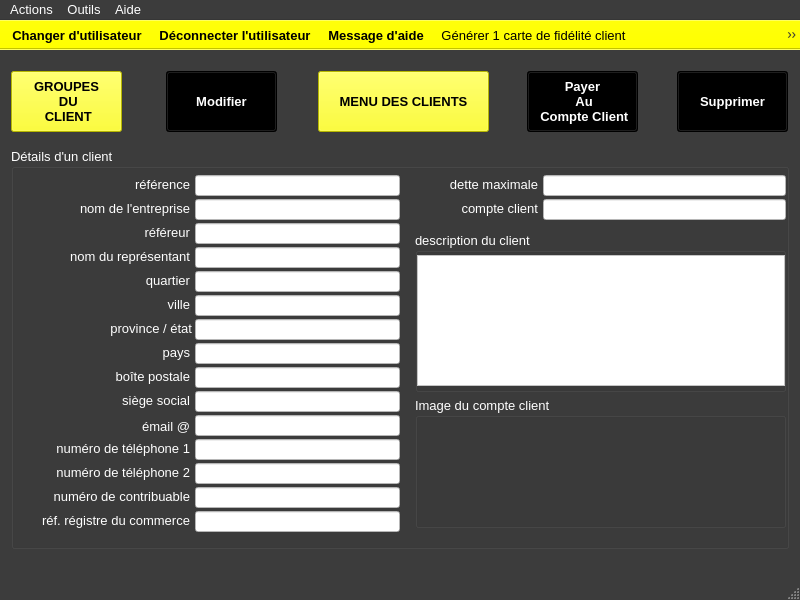
Old version of the form ui/crm/details/yeroth-erp-clients-detail-window.ui in the repository xnoumbissinoundou/yeroth-erp-3.0.
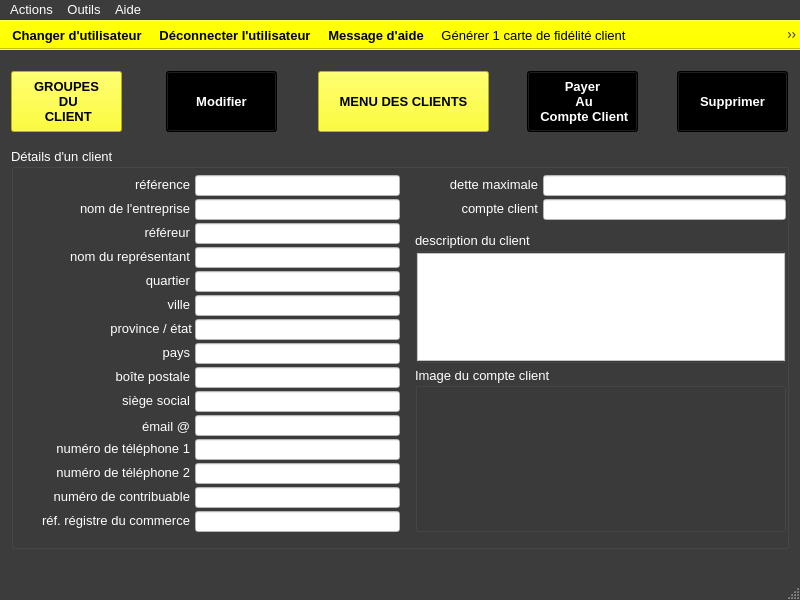
New version of the form. Icons and pictures are not drawn. Custom widgets are drawn as their Qt base class.

Patch:
```diff
--- a/ui/crm/details/yeroth-erp-clients-detail-window.ui
+++ b/ui/crm/details/yeroth-erp-clients-detail-window.ui
@@ -6422,7 +6422,7 @@
        <x>404</x>
        <y>84</y>
        <width>371</width>
-       <height>160</height>
+       <height>131</height>
       </rect>
      </property>
      <property name="font">
@@ -6439,9 +6439,9 @@
       <property name="geometry">
        <rect>
         <x>2</x>
-        <y>23</y>
+        <y>21</y>
         <width>368</width>
-        <height>131</height>
+        <height>108</height>
        </rect>
       </property>
       <property name="palette">
@@ -10127,9 +10127,9 @@
      <property name="geometry">
       <rect>
        <x>404</x>
-       <y>249</y>
+       <y>219</y>
        <width>371</width>
-       <height>131</height>
+       <height>165</height>
       </rect>
      </property>
      <property name="font">
@@ -10145,10 +10145,10 @@
      <widget class="QLabel" name="label_image_produit">
       <property name="geometry">
        <rect>
-        <x>7</x>
-        <y>26</y>
-        <width>358</width>
-        <height>99</height>
+        <x>3</x>
+        <y>21</y>
+        <width>365</width>
+        <height>140</height>
        </rect>
       </property>
       <property name="text">
```
